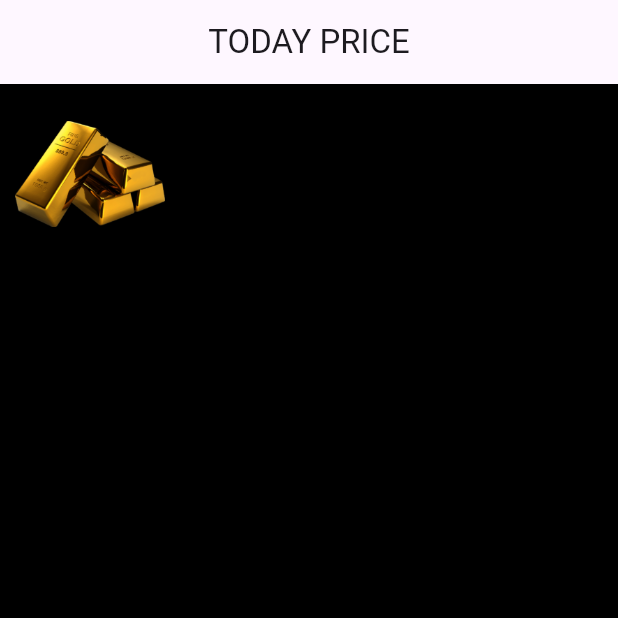
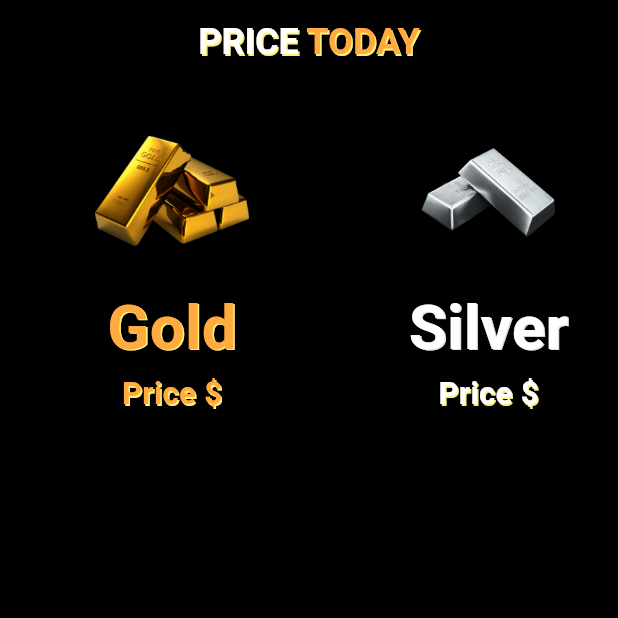
Before and after one commit to MohamedHamedAbdulhakam/gold_price_api, a Flutter app: the screen it shows after launch, on a phone screen of 412 x 824 dp, the top half of it. Run offline on Flutter 3.47's test engine with Material 3 defaults, Android fonts, the phone set to English and light mode, and no system bars.

Commit message:
fininsh ui

```diff
--- a/lib/home_screen_body.dart
+++ b/lib/home_screen_body.dart
@@ -5,23 +5,120 @@ class HomeScreenBody extends StatelessWidget {
 
   @override
   Widget build(BuildContext context) {
-    return Scaffold(  backgroundColor: Colors.black,
-      appBar: AppBar(title: Center(child: Text('TODAY PRICE')),),
+    return Scaffold(
+      backgroundColor: Colors.black,
+      appBar: AppBar(
+        centerTitle: true,
+        backgroundColor: Colors.black,
+        title:  Center(
+            child: Row(
+              mainAxisAlignment: MainAxisAlignment.center,
+
+              children: [
+                 Text('PRICE',  style: TextStyle(
+                      color: Colors.white,
+                      fontSize:24,
+                      fontWeight: FontWeight.bold,
+                      shadows: [
+                        BoxShadow(
+                          color: Colors.yellow[300]!,
+                          offset: Offset(1, 1),
+                        )
+                      ]),),
+                      SizedBox(width: 5,),
+
+                         Text(
+                  'TODAY',
+                  style: TextStyle(
+                      color: Colors.orangeAccent,
+                      fontSize:24,
+                      fontWeight: FontWeight.bold,
+                      shadows: [
+                        BoxShadow(
+                          color: Colors.yellow[300]!,
+                          offset: Offset(1, 1),
+                        )
+                      ]),
+                ),
+              ],
+            )),
+      ),
       body: Container(
-        margin: EdgeInsets.all(10),
+        padding: const EdgeInsets.fromLTRB(50,20,20,50),
+        margin: const EdgeInsets.all(10),
         child: Row(
-          children: [Column(
-            children: [
-              Container(
-                height: 100,
-                width: 100,
-                child: Image.asset('assets/gold.png')),
-            ],
-          )],
+          mainAxisAlignment: MainAxisAlignment.spaceEvenly,
+          children: [
+            Column(
+              children: [
+                Image.asset(
+                  'assets/gold.png',
+                  height: MediaQuery.of(context).size.height / 10,
+                  width: MediaQuery.of(context).size.width / 4,
+                ),
+                SizedBox(height: 20,),
+                Text(
+                  'Gold',
+                  style: TextStyle(
+                      color: Colors.orangeAccent,
+                      fontSize:MediaQuery.of(context).size.width/10,
+                      fontWeight: FontWeight.bold,
+                      shadows: [
+                        BoxShadow(
+                          color: Colors.yellow[300]!,
+                          offset: Offset(1, 1),
+                        )
+                      ]),
+                ),
+                Text('Price \$',  style: TextStyle(
+                      color: Colors.orangeAccent,
+                      fontSize:MediaQuery.of(context).size.width/20,
+                      fontWeight: FontWeight.bold,
+                      shadows: [
+                        BoxShadow(
+                          color: Colors.yellow[300]!,
+                          offset: Offset(1, 1),
+                        )
+                      ]),)
+              ],
+            ),
+            SizedBox(width: 100,),
+            Column(
+              children: [
+                Image.asset(
+                  'assets/silver.png',
+                  height: MediaQuery.of(context).size.height / 10,
+                  width: MediaQuery.of(context).size.width / 4,
+                ),
+                SizedBox(height: 20,),
+                Text(
+                  'Silver',
+                  style: TextStyle(
+                      color: Colors.white,
+                      fontSize:MediaQuery.of(context).size.width/10,
+                      fontWeight: FontWeight.bold,
+                      shadows: [
+                        BoxShadow(
+                          color: Colors.grey[300]!,
+                          offset: Offset(1, 1),
+                        )
+                      ]),
+                ),
+                Text('Price \$',  style: TextStyle(
+                      color: Colors.white,
+                      fontSize:MediaQuery.of(context).size.width/20,
+                      fontWeight: FontWeight.bold,
+                      shadows: [
+                        BoxShadow(
+                          color: Colors.yellow[300]!,
+                          offset: Offset(1, 1),
+                        )
+                      ]),)
+              ],
+            )
+          ],
         ),
       ),
-
     );
-
   }
 }
--- a/pubspec.yaml
+++ b/pubspec.yaml
@@ -32,9 +32,11 @@ dependencies:
     sdk: flutter
 
 
+
   # The following adds the Cupertino Icons font to your application.
   # Use with the CupertinoIcons class for iOS style icons.
   cupertino_icons: ^1.0.8
+  dio: ^4.0.2
 
 dev_dependencies:
   flutter_test:
```
Also changed, not shown: pubspec.lock.
